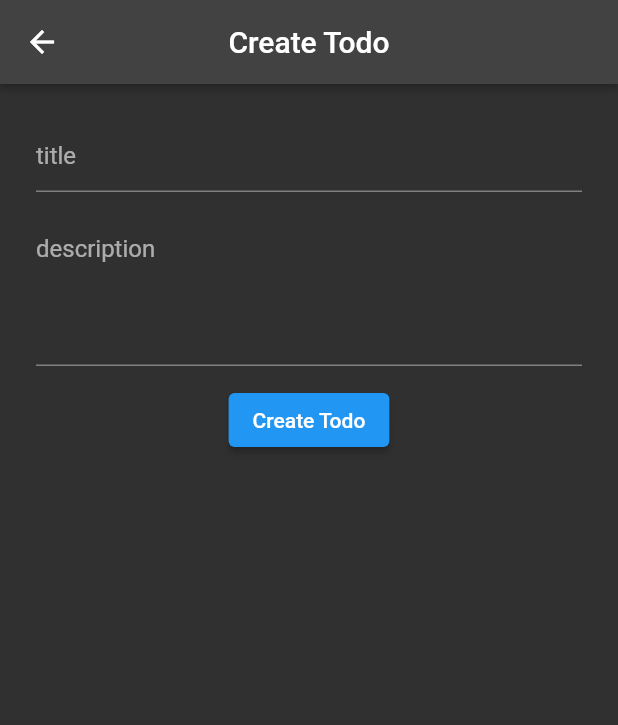
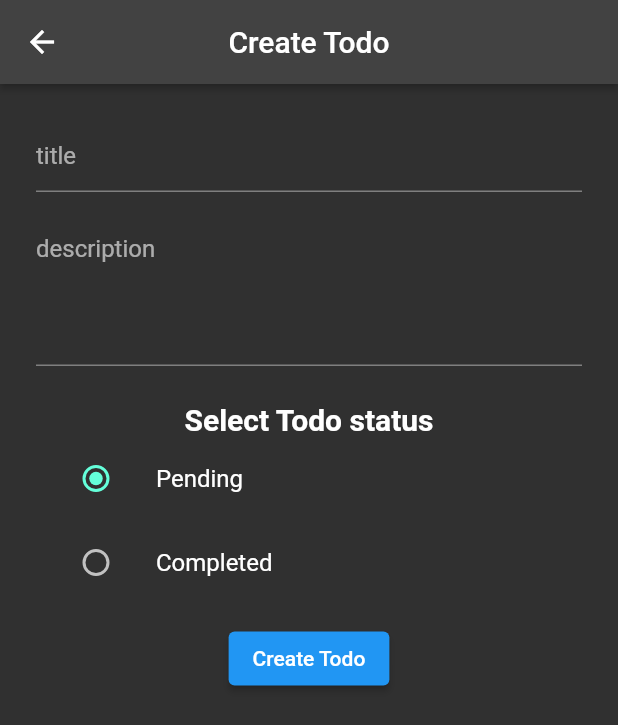
Before and after one commit to Lambertn33/todos_flutter_app, a Flutter app: the screen it shows after launch, after a tap on "Create Todo", on a phone screen of 412 x 824 dp. Shown: the top 725 px of the screen. Run offline on Flutter 3.47's test engine with Material 2 defaults, Android fonts, the phone set to English and light mode, and no system bars; our stand-ins replace flutter_spinkit; network calls fail.

Commit message:
feat: add status on create page, and clean

```diff
--- a/lib/screens/todos/create.dart
+++ b/lib/screens/todos/create.dart
@@ -10,17 +10,28 @@ class CreateTodo extends StatefulWidget {
   State<CreateTodo> createState() => _CreateTodoState();
 }
 
+enum TodoStatus { pending, completed }
+
 class _CreateTodoState extends State<CreateTodo> {
+  TodoStatus todoStatus = TodoStatus.pending;
   TextEditingController titleController = TextEditingController();
   TextEditingController descriptionController = TextEditingController();
 
   Future<void> createTodo() async {
     final title = titleController.text;
     final description = descriptionController.text;
+    late bool status;
+
+    if (todoStatus == TodoStatus.completed) {
+      status = true;
+    } else {
+      status = false;
+    }
+
     final createdTodo = {
       "title": title,
       "description": description,
-      "is_completed": false
+      "is_completed": status
     };
 
     http.Response response = await TodoServices().createTodo(createdTodo);
@@ -51,7 +62,8 @@ class _CreateTodoState extends State<CreateTodo> {
         elevation: 2,
         title: Text(Constants.createAppTitle),
       ),
-      body: Padding(
+      body: SingleChildScrollView(
+        child: Padding(
           padding: const EdgeInsets.all(24.0),
           child: Column(
             children: [
@@ -75,6 +87,44 @@ class _CreateTodoState extends State<CreateTodo> {
                 ),
               ),
               const SizedBox(
+                height: 24,
+              ),
+              Column(
+                children: [
+                  const Text(
+                    'Select Todo status',
+                    style: TextStyle(
+                      fontSize: 20,
+                      fontWeight: FontWeight.w700,
+                    ),
+                  ),
+                  ListTile(
+                    title: const Text('Pending'),
+                    leading: Radio<TodoStatus>(
+                      value: TodoStatus.pending,
+                      groupValue: todoStatus,
+                      onChanged: (TodoStatus? value) {
+                        setState(() {
+                          todoStatus = value!;
+                        });
+                      },
+                    ),
+                  ),
+                  ListTile(
+                    title: const Text('Completed'),
+                    leading: Radio<TodoStatus>(
+                      value: TodoStatus.completed,
+                      groupValue: todoStatus,
+                      onChanged: (TodoStatus? value) {
+                        setState(() {
+                          todoStatus = value!;
+                        });
+                      },
+                    ),
+                  ),
+                ],
+              ),
+              const SizedBox(
                 height: 12,
               ),
               ElevatedButton(
@@ -84,6 +134,7 @@ class _CreateTodoState extends State<CreateTodo> {
             ],
           ),
         ),
+      ),
     );
   }
 }
--- a/lib/screens/todos/index.dart
+++ b/lib/screens/todos/index.dart
@@ -1,9 +1,12 @@
+import 'dart:convert';
+
 import 'package:flutter/material.dart';
 import 'package:todos_http_app/helpers/constants.dart';
 import 'package:todos_http_app/models/todo_model.dart';
 import 'package:todos_http_app/screens/todos/create.dart';
 import 'package:todos_http_app/services/todos_services.dart';
 import 'package:flutter_spinkit/flutter_spinkit.dart';
+import 'package:http/http.dart' as http;
 
 class TodoList extends StatefulWidget {
   const TodoList({super.key});
@@ -13,10 +16,35 @@ class TodoList extends StatefulWidget {
 }
 
 class _TodoListState extends State<TodoList> {
+  bool isLoading = true;
+  List<Todo> initialTodos = [];
   //initially fetch todos
-  Future<List<Todo>> getTodos() async {
-    List<Todo> todos = await TodoServices().getTodos();
-    return todos;
+  Future<void> getTodos() async {
+    List<Todo> todos = [];
+    http.Response response = await TodoServices().getTodos(20);
+    if (response.statusCode == Constants.httpResponseIndexStatus) {
+      final fetchedResponse = jsonDecode(response.body);
+      final fetchedTodos = fetchedResponse['items'];
+      for (var fetchedTodo in fetchedTodos) {
+        Todo todo = Todo(
+          id: fetchedTodo['_id'],
+          title: fetchedTodo['title'],
+          description: fetchedTodo['description'],
+          isCompleted: fetchedTodo['is_completed'],
+        );
+        todos.add(todo);
+      }
+    }
+    setState(() {
+      initialTodos = todos;
+      isLoading = false;
+    });
+  }
+
+  @override
+  void initState() {
+    super.initState();
+    getTodos();
   }
 
   //navigate to create page
@@ -34,36 +62,30 @@ class _TodoListState extends State<TodoList> {
         elevation: 2,
         title: Text(Constants.indexAppTitle),
       ),
-      body: FutureBuilder(
-          future: getTodos(),
-          builder: ((context, snapshot) {
-            if (snapshot.hasError) {
-              return errorWidget();
-            } else if (!snapshot.hasData) {
-              return const Center(
-                child: SpinKitWave(
+      body: RefreshIndicator(
+        onRefresh: () async {
+          getTodos();
+        },
+        child: Padding(
+          padding: const EdgeInsets.all(12.0),
+          child: !isLoading
+              ? (initialTodos.isNotEmpty
+                  ? ListView.builder(
+                      itemCount: initialTodos.length,
+                      itemBuilder: (context, index) {
+                        Todo todo = initialTodos[index];
+                        return todoWidget(todo);
+                      },
+                    )
+                  : emptyDataWidget())
+              : const Center(
+                  child: SpinKitCubeGrid(
                     color: Colors.white,
                     size: 30,
                   ),
-              );
-            } else {
-              List<Todo> todos = snapshot.data!;
-              if (todos.isNotEmpty) {
-                return Padding(
-                  padding: const EdgeInsets.all(12.0),
-                  child: ListView.builder(
-                    itemCount: todos.length,
-                    itemBuilder: (context, index) {
-                      Todo todo = todos[index];
-                      return todoWidget(todo);
-                    },
                 ),
-                );
-              } else {
-                return emptyDataWidget();
-              }
-            }
-          })),
+        ),
+      ),
       floatingActionButton: FloatingActionButton.extended(
         onPressed: navigateToAddTodoPage,
         label: Text(Constants.createAppTitle),
@@ -74,29 +96,25 @@ class _TodoListState extends State<TodoList> {
 
 Card todoWidget(Todo todo) {
   return Card(
-    child: Padding(
-    padding: const EdgeInsets.all(2),
-      child: Column(
-        crossAxisAlignment: CrossAxisAlignment.start,
-        children: [
-          ListTile(
+    child: ListTile(
+      leading: const CircleAvatar(
+        child: Text('T', textAlign: TextAlign.center),
+      ),
       title: Text(
         todo.title,
         style: const TextStyle(fontSize: 20),
       ),
+      subtitle: Container(
+        margin: const EdgeInsets.only(top: 8),
+        child: Text(
+          todo.isCompleted ? 'Completed' : 'Pending',
+          style: TextStyle(
+              color: todo.isCompleted
+                  ? Colors.green.shade900
+                  : Colors.red.shade900,
+              fontWeight: FontWeight.w700,
+              fontSize: 16),
         ),
-          Container(
-            width: 80,
-            alignment: Alignment.center,
-            padding: const EdgeInsets.all(4),
-            margin: const EdgeInsets.only(left: 16, bottom: 4),
-            decoration: BoxDecoration(
-              borderRadius: BorderRadius.circular(12),
-              color: !todo.isCompleted ? Colors.red.shade800 : Colors.green.shade800,
-            ),
-            child: Text(todo.isCompleted ? 'Completed' : 'Pending'),
-          )
-        ],
       ),
     ),
   );
@@ -106,7 +124,8 @@ Center errorWidget() {
   return Center(
     child: Column(
       children: [
-        const Text('an error occured.. please try again'),
+        const Text('an error occured.. please try again',
+            style: TextStyle(fontSize: 20)),
         ElevatedButton(
           onPressed: () {},
           child: const Text('Fetch again'),
@@ -118,6 +137,9 @@ Center errorWidget() {
 
 Center emptyDataWidget() {
   return const Center(
-    child: Text('Todo list is empty'),
+    child: Text(
+      'Todo list is empty',
+      style: TextStyle(fontSize: 20),
+    ),
   );
 }
--- a/lib/services/todos_services.dart
+++ b/lib/services/todos_services.dart
@@ -5,23 +5,10 @@ import 'package:todos_http_app/models/todo_model.dart';
 
 class TodoServices {
   //list todos
-  Future<List<Todo>> getTodos() async {
-    List<Todo> todos = [];
-    http.Response response = await http.get(Uri.parse(Constants.url));
-    if (response.statusCode == 200) {
-      final fetchedResponse = jsonDecode(response.body);
-      final fetchedTodos = fetchedResponse['items'];
-      for (var fetchedTodo in fetchedTodos) {
-        Todo todo = Todo(
-          id: fetchedTodo['_id'],
-          title: fetchedTodo['title'],
-          description: fetchedTodo['description'],
-          isCompleted: fetchedTodo['is_completed'],
-        );
-        todos.add(todo);
-      }
-    }
-    return todos;
+  Future getTodos(int limit) async {
+    http.Response response =
+        await http.get(Uri.parse('${Constants.url}?page=1&limit=$limit'));
+    return response;
   }
 
   //create todo
```
Lines whose indentation alone changed are shown as unchanged.
